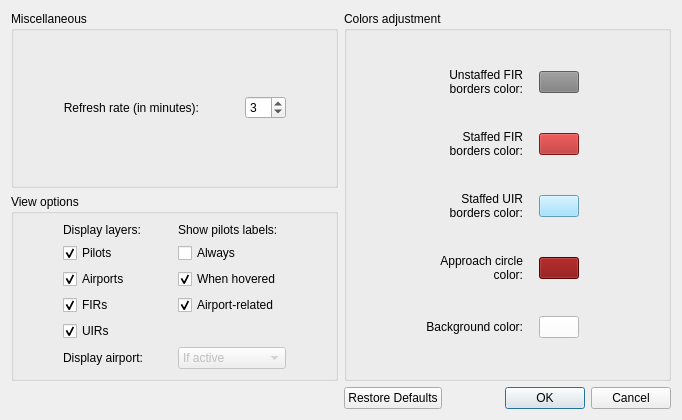
Above: resources/SettingsWindow.ui from Vatsinator/vatsinator-legacy before the change. Below: the same form after it.
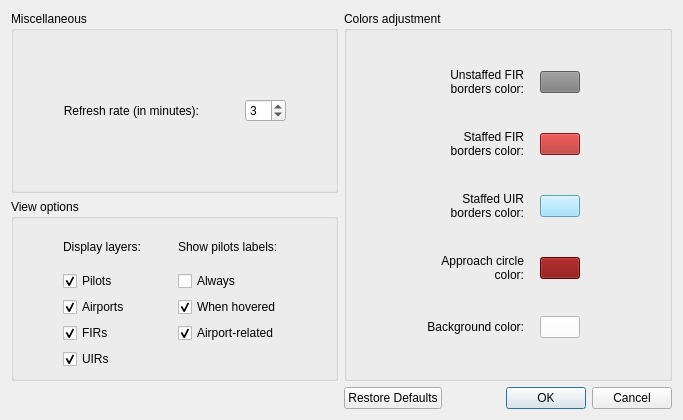
That is the form after the change. Icons and pictures are not drawn. Custom widgets are drawn as their Qt base class.

Diff of the .ui file:
```diff
--- a/resources/SettingsWindow.ui
+++ b/resources/SettingsWindow.ui
@@ -9,7 +9,7 @@
    <rect>
     <x>0</x>
     <y>0</y>
-    <width>682</width>
+    <width>683</width>
     <height>420</height>
    </rect>
   </property>
@@ -294,13 +294,6 @@
       <string>View options</string>
      </property>
      <layout class="QGridLayout" name="gridLayout_3">
-      <item row="5" column="1">
-       <widget class="QLabel" name="DisplayAirportsLabel">
-        <property name="text">
-         <string>Display airport:</string>
-        </property>
-       </widget>
-      </item>
       <item row="2" column="1">
        <widget class="QCheckBox" name="AirportsCheckBox">
         <property name="text">
@@ -364,56 +357,6 @@
         </property>
        </spacer>
       </item>
-      <item row="5" column="2">
-       <widget class="QComboBox" name="DisplayAirportsBox">
-        <property name="enabled">
-         <bool>false</bool>
-        </property>
-        <property name="editable">
-         <bool>false</bool>
-        </property>
-        <property name="currentIndex">
-         <number>1</number>
-        </property>
-        <property name="maxVisibleItems">
-         <number>3</number>
-        </property>
-        <property name="maxCount">
-         <number>3</number>
-        </property>
-        <item>
-         <property name="text">
-          <string>Always</string>
-         </property>
-        </item>
-        <item>
-         <property name="text">
-          <string>If active</string>
-         </property>
-        </item>
-        <item>
-         <property name="text">
-          <string>Never</string>
-         </property>
-        </item>
-       </widget>
-      </item>
-      <item row="5" column="3">
-       <spacer name="horizontalSpacer_7">
-        <property name="orientation">
-         <enum>Qt::Horizontal</enum>
-        </property>
-        <property name="sizeType">
-         <enum>QSizePolicy::Fixed</enum>
-        </property>
-        <property name="sizeHint" stdset="0">
-         <size>
-          <width>40</width>
-          <height>20</height>
-         </size>
-        </property>
-       </spacer>
-      </item>
       <item row="0" column="2">
        <widget class="QLabel" name="ShowPilotsLabelsLabel">
         <property name="text">
@@ -454,6 +397,22 @@
         </property>
        </widget>
       </item>
+      <item row="2" column="3">
+       <spacer name="horizontalSpacer_7">
+        <property name="orientation">
+         <enum>Qt::Horizontal</enum>
+        </property>
+        <property name="sizeType">
+         <enum>QSizePolicy::Fixed</enum>
+        </property>
+        <property name="sizeHint" stdset="0">
+         <size>
+          <width>40</width>
+          <height>20</height>
+         </size>
+        </property>
+       </spacer>
+      </item>
      </layout>
     </widget>
    </item>
```
Left out of the diff: 21 changed lines with no effect on the pictures.
